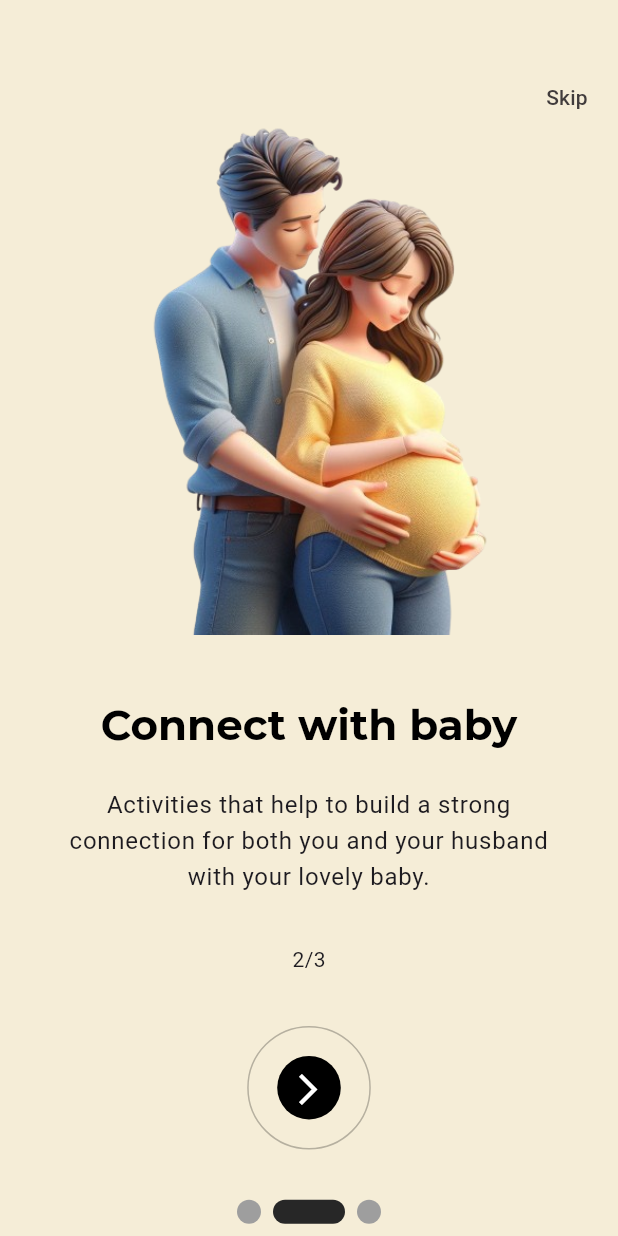
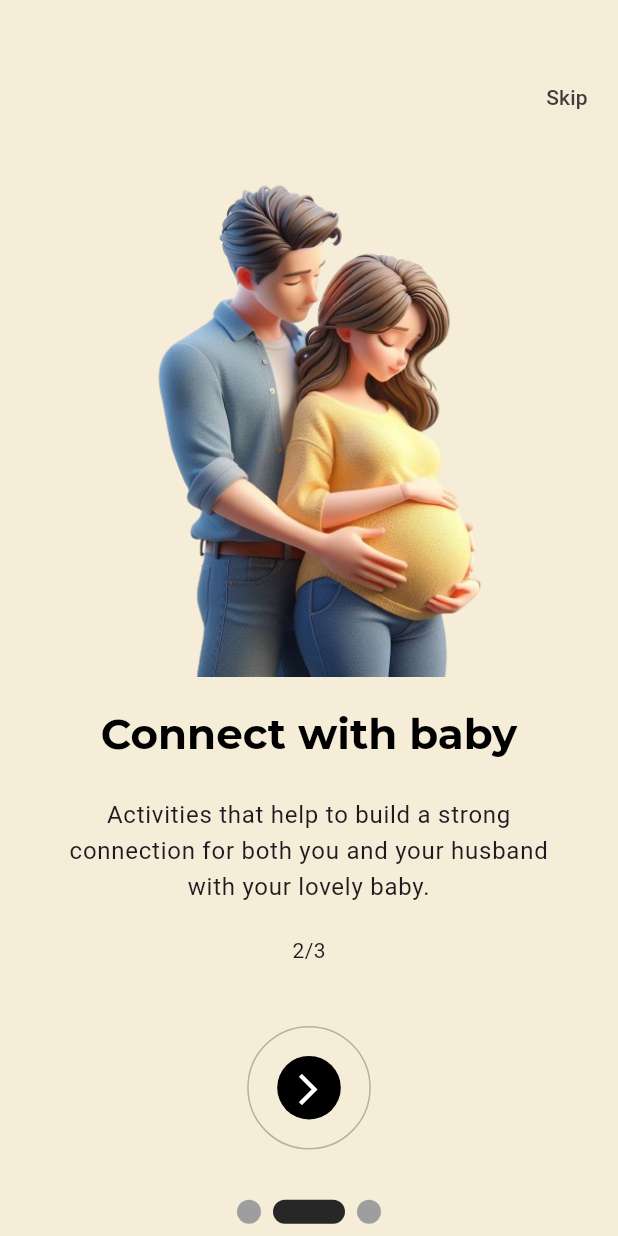
Before and after one commit to aleenabenny007/LoveWaves-App, a Flutter app: the screen it shows after launch, swiped to page 2, on a phone screen of 412 x 824 dp. Run offline on Flutter 3.47's test engine with Material 3 defaults, Android fonts, the light colour scheme and no system bars; drawn by our look-alikes of liquid_swipe, smooth_page_indicator; our stand-ins replace carousel_slider, flutter_rating_bar, get, google_fonts.

Commit message:
first commit

```diff
--- a/sample_application_flutter/lib/src/features/authentication/controllers/splash_screen_controller.dart
+++ b/sample_application_flutter/lib/src/features/authentication/controllers/splash_screen_controller.dart
@@ -1,7 +1,6 @@
 
 import 'package:get/get.dart';
 import 'package:sample_application_flutter/src/features/authentication/screens/onboarding/onboarding_screen.dart';
-// import 'package:sample_application_flutter/src/features/authentication/screens/welcome/welcome_screen.dart';
 
 class SplashScreenController extends GetxController{
   static SplashScreenController get find => Get.find();
--- a/sample_application_flutter/lib/src/features/authentication/screens/login/login_footer_widget.dart
+++ b/sample_application_flutter/lib/src/features/authentication/screens/login/login_footer_widget.dart
@@ -35,7 +35,7 @@ class LoginFooterWidget extends StatelessWidget {
               style: Theme.of(context).textTheme.bodyMedium,
             ),
             const TextSpan(text: "  "),
-            TextSpan(text: tSignup, style: TextStyle(color: appPrimaryColor)),
+            const TextSpan(text: tSignup, style: TextStyle(color: appPrimaryColor)),
           ])),
         ),
       ],
--- a/sample_application_flutter/lib/src/features/authentication/screens/login/login_screen.dart
+++ b/sample_application_flutter/lib/src/features/authentication/screens/login/login_screen.dart
@@ -13,6 +13,7 @@ class LoginScreen extends StatelessWidget {
     //Get the size in LoginHeaderWidget()
     return SafeArea(
       child: Scaffold(
+        resizeToAvoidBottomInset: false,
         body: SingleChildScrollView(
           child: Container(
             padding: const EdgeInsets.all(defaultSize),
--- a/sample_application_flutter/lib/src/features/authentication/screens/onboarding/onboarding_widget.dart
+++ b/sample_application_flutter/lib/src/features/authentication/screens/onboarding/onboarding_widget.dart
@@ -10,7 +10,6 @@ class OnBoardingPageWidget extends StatelessWidget {
 
   final OnBoardingModel model;
 
-
   @override
   Widget build(BuildContext context) {
     final size = MediaQuery.of(context).size;
@@ -20,12 +19,15 @@ class OnBoardingPageWidget extends StatelessWidget {
       child: Column(
         mainAxisAlignment: MainAxisAlignment.spaceEvenly,
         children: [
-          Image(
+          SizedBox(height: 80,),
+          Expanded(
+            flex: 4,
+            child: Image(
               image: AssetImage(model.image),
               height: size.height * 0.45,
             ),
-          Column(
-            children: [
+          ),
+          SizedBox(height: 20,),
           Text(
             model.title,
             textAlign: TextAlign.center,
@@ -36,14 +38,16 @@ class OnBoardingPageWidget extends StatelessWidget {
             textAlign: TextAlign.center,
             style: Theme.of(context).textTheme.bodyLarge,
           ),
-            ],
+          SizedBox(height: 20,),
+          Expanded(
+            child: Text(
+              model.counterText,
             ),
-          Text(
-            model.counterText,
-
           ),
-          const SizedBox(
+          Expanded(
+            child: const SizedBox(
               height: 80.0,
+            ),
           )
         ],
       ),
--- a/sample_application_flutter/lib/src/features/diary/diary_page.dart
+++ b/sample_application_flutter/lib/src/features/diary/diary_page.dart
@@ -155,9 +155,10 @@ class _AddDiaryEntryPageState extends State<AddDiaryEntryPage> {
       child: Scaffold(
         appBar: AppBar(
           title: const Text('New Entry'),
-          leading: Icon(Icons.arrow_back_ios),
+          leading: IconButton(icon: const Icon(Icons.arrow_back_ios),onPressed: () {
+            Navigator.of(context).pop();
+          },),
           backgroundColor: Colors.white,
-          automaticallyImplyLeading: true, // Hide the back button
           actions: [
             TextButton(
               onPressed: () {
--- a/sample_application_flutter/lib/src/screen_widgets/popup/popup.dart
+++ b/sample_application_flutter/lib/src/screen_widgets/popup/popup.dart
@@ -53,7 +53,7 @@ class _PopUpState extends State<PopUp> {
     return AlertDialog(
       title: const Text('How do you feel now?',style: TextStyle(color: Color.fromARGB(255, 3, 63, 112)),),
       backgroundColor: const Color.fromARGB(255, 250, 249, 249),
-      contentPadding: EdgeInsets.all(10),
+      contentPadding: const EdgeInsets.all(10),
       content: Column(
         mainAxisSize: MainAxisSize.min,
         children: [
--- a/sample_application_flutter/pubspec.yaml
+++ b/sample_application_flutter/pubspec.yaml
@@ -51,7 +51,8 @@ dev_dependencies:
   # activated in the `analysis_options.yaml` file located at the root of your
   # package. See that file for information about deactivating specific lint
   # rules and activating additional ones.
-  flutter_lints: ^2.0.0
+
+  # flutter_lints: ^2.0.0
 
 # For information on the generic Dart part of this file, see the
 # following page: https://dart.dev/tools/pub/pubspec
```
Also changed, not shown: sample_application_flutter/pubspec.lock, 1 other file. Lines whose indentation alone changed are shown as unchanged.
